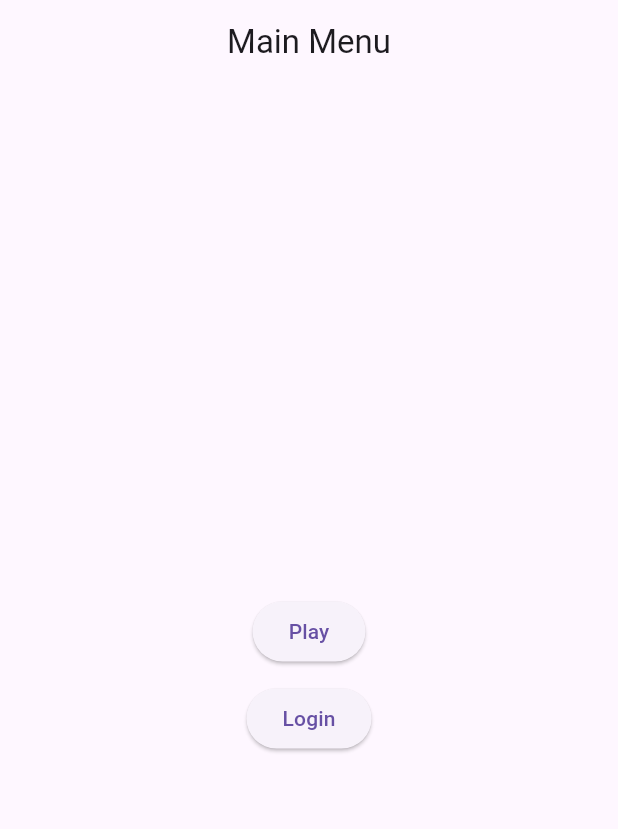
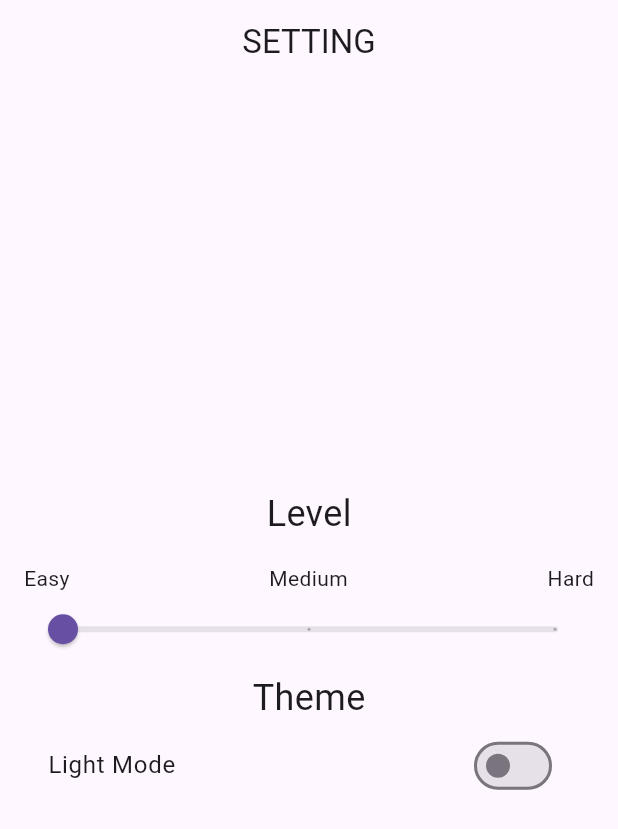
Before and after one commit to wennnn12/worldle_UAS_softdev, a Flutter app: the screen it shows after launch, on a phone screen of 412 x 824 dp. Shown: the top 829 px of the screen. Run offline on Flutter 3.47's test engine with Material 3 defaults, Android fonts, the phone set to English and light mode, and no system bars; our stand-ins replace cloud_firestore, firebase_auth, firebase_core; accounts and stored records are empty.

Commit message:
setting
belum bisa konek kemanapun

```diff
--- a/lib/main.dart
+++ b/lib/main.dart
@@ -1,5 +1,6 @@
 import 'package:flutter/material.dart';
 import 'package:firebase_core/firebase_core.dart'; // Import Firebase Core
+import 'setting.dart';
 
 import 'mainmenu.dart';
 
@@ -18,7 +19,7 @@ class MyApp extends StatelessWidget {
       debugShowCheckedModeBanner: false,
       title: 'Worldle',
       theme: ThemeData(),
-      home: MainMenu(),
+      home: SettingPage(),
     );
   }
 }
--- /dev/null
+++ b/lib/setting.dart
@@ -0,0 +1,96 @@
+import 'package:flutter/material.dart';
+
+
+class SettingPage extends StatefulWidget {
+  @override
+  _SettingPageState createState() => _SettingPageState();
+}
+
+class _SettingPageState extends State<SettingPage> {
+  int _difficultyLevel = 0; // 0: Easy, 1: Medium, 2: Hard
+  bool _isDarkMode = false;
+
+  @override
+  Widget build(BuildContext context) {
+    return MaterialApp(
+      debugShowCheckedModeBanner: false, // This line removes the debug label
+      theme: _isDarkMode ? ThemeData.dark() : ThemeData.light(),
+      home: Scaffold(
+        appBar: AppBar(
+          title: Center(child: Text('SETTING')),
+        ),
+        body: Center(
+          child: Column(
+            mainAxisAlignment: MainAxisAlignment.center,
+            children: [
+              Text(
+                'Level',
+                style: TextStyle(fontSize: 24),
+              ),
+              Padding(
+                padding: const EdgeInsets.all(16.0),
+                child: Column(
+                  children: [
+                    Row(
+                      mainAxisAlignment: MainAxisAlignment.spaceBetween,
+                      children: [
+                        Text('Easy'),
+                        Text('Medium'),
+                        Text('Hard'),
+                      ],
+                    ),
+                    Slider(
+                      value: _difficultyLevel.toDouble(),
+                      min: 0,
+                      max: 2,
+                      divisions: 2,
+                      label: _getDifficultyText(),
+                      onChanged: (double value) {
+                        setState(() {
+                          _difficultyLevel = value.round();
+                        });
+                      },
+                    ),
+                    SizedBox(height: 5),
+                    Text(
+                      'Theme',
+                      style: TextStyle(fontSize: 24),
+                    ),
+                    SwitchListTile(
+                      title: Text(_isDarkMode ? 'Night Mode' : 'Light Mode'),
+                      value: _isDarkMode,
+                      onChanged: (bool value) {
+                        setState(() {
+                          _isDarkMode = value;
+                        });
+                      },
+                    ),
+                  ],
+                ),
+              ),
+            ],
+          ),
+        ),
+      ),
+    );
+  }
+
+  String _getDifficultyText() {
+    switch (_difficultyLevel) {
+      case 0:
+        return 'Easy';
+      case 1:
+        return 'Medium';
+      case 2:
+        return 'Hard';
+      default:
+        return 'Easy';
+    }
+  }
+}
+
+void main() {
+  runApp(MaterialApp(
+    home: SettingPage(),
+  ));
+}
```
